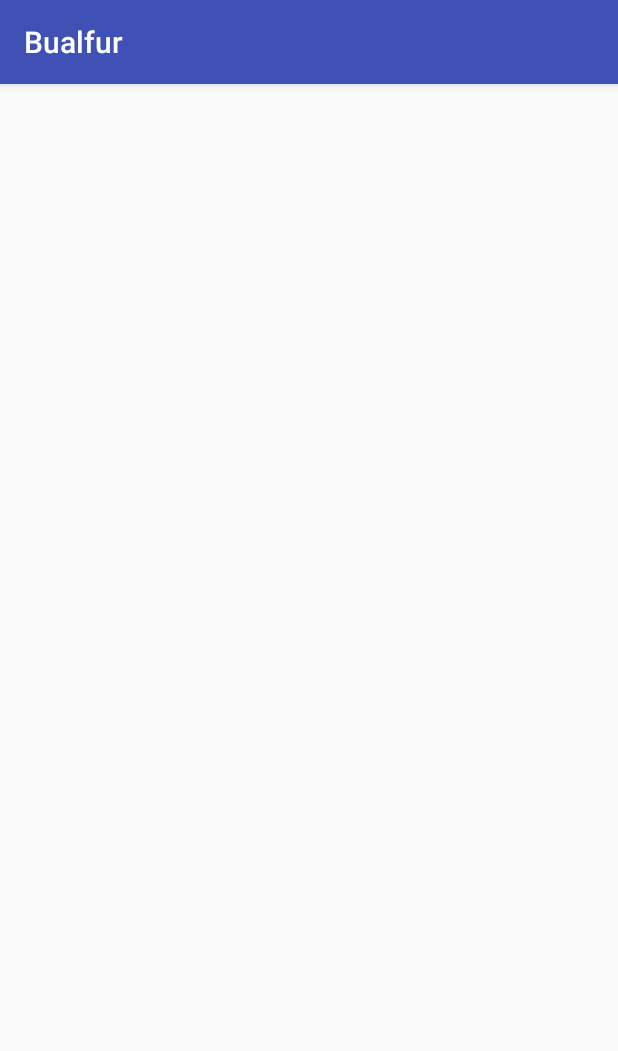
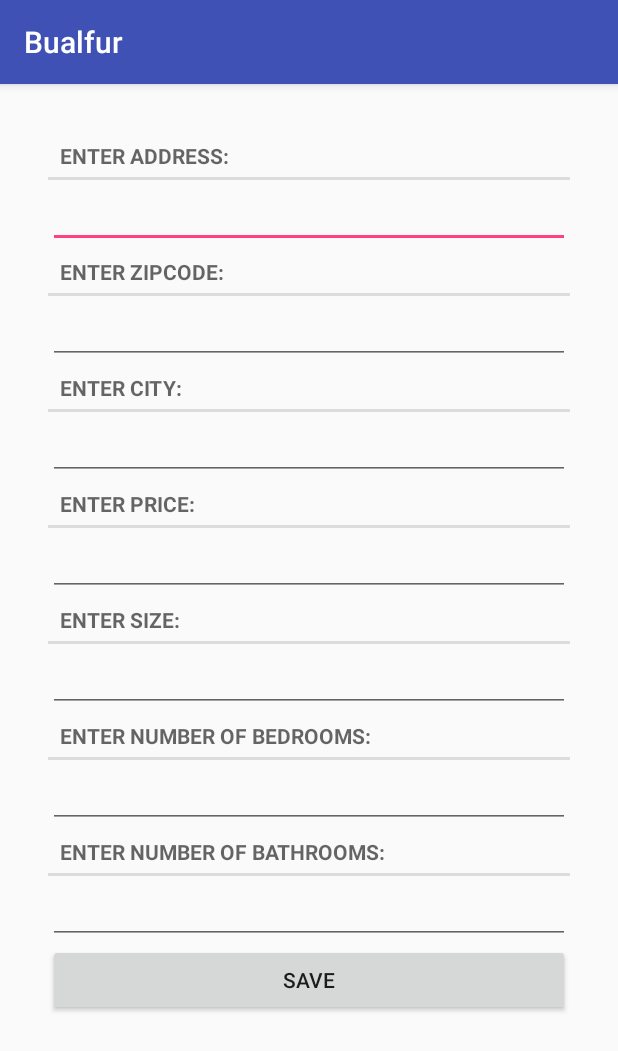
Before and after one commit to hugbo/bualfur, an Android app: the screen it shows after launch (MainActivity), on a phone screen of 412 x 824 dp. Shown: the top 1051 px of the screen. Run offline under Robolectric (Android 15) with nearby library versions, the phone set to English and light mode, and no system bars.

Commit message:
Property creating fragment functionality

```diff
--- a/app/src/main/java/hugbo/bualfur/MainActivity.java
+++ b/app/src/main/java/hugbo/bualfur/MainActivity.java
@@ -1,5 +1,7 @@
 package hugbo.bualfur;
 
+import android.support.v4.app.Fragment;
+import android.support.v4.app.FragmentManager;
 import android.support.v7.app.AppCompatActivity;
 import android.os.Bundle;
 
@@ -9,5 +11,15 @@ public class MainActivity extends AppCompatActivity {
     protected void onCreate(Bundle savedInstanceState) {
         super.onCreate(savedInstanceState);
         setContentView(R.layout.activity_main);
+
+        FragmentManager fm = getSupportFragmentManager();
+        Fragment fragment = fm.findFragmentById(R.id.fragment_container);
+
+        if(fragment == null){
+            fragment = new PropertyFragment();
+            fm.beginTransaction()
+                    .add(R.id.fragment_container, fragment)
+                    .commit();
+        }
     }
 }
--- a/app/src/main/java/hugbo/bualfur/PropertyFragment.java
+++ b/app/src/main/java/hugbo/bualfur/PropertyFragment.java
@@ -7,13 +7,14 @@ import android.text.TextWatcher;
 import android.view.LayoutInflater;
 import android.view.View;
 import android.view.ViewGroup;
+import android.widget.Button;
 import android.widget.EditText;
 
 /**
  * Created by egill on 12.3.2017.
  */
 
-public class PropertyFragment extends Fragment {
+public class PropertyFragment extends android.support.v4.app.Fragment {
     private Property mProperty;
     private EditText mAddressField;
     private EditText mZipcodeField;
@@ -22,17 +23,19 @@ public class PropertyFragment extends Fragment {
     private EditText mSizeField;
     private EditText mBedroomsField;
     private EditText mBathroomsField;
+    private Button mSaveButton;
 
     @Override
     public void onCreate(Bundle savedInstanceState) {
         super.onCreate(savedInstanceState);
+        // Property to be edited/created
         mProperty = new Property(null, null, 0, null, 0, 0, 0, 0, 0, 0, null);
     }
 
     @Override
     public View onCreateView(LayoutInflater inflater, ViewGroup container, Bundle savedInstance) {
         View v = inflater.inflate(R.layout.fragment_property, container, false);
-
+        // Handles for input fields
         mAddressField = (EditText) v.findViewById(R.id.property_address);
         mZipcodeField = (EditText) v.findViewById(R.id.property_zipcode);
         mCityField = (EditText) v.findViewById(R.id.property_city);
@@ -40,6 +43,16 @@ public class PropertyFragment extends Fragment {
         mSizeField = (EditText) v.findViewById(R.id.property_size);
         mBedroomsField = (EditText) v.findViewById(R.id.property_bedrooms);
         mBathroomsField = (EditText) v.findViewById(R.id.property_bathrooms);
+        mSaveButton = (Button) v.findViewById(R.id.save_property_button);
+
+        // Attributes to be changed on mProperty
+        final String[] mAddressContent = {mProperty.getmAddress()};
+        final int[] mZipcodeContent = {mProperty.getmZipcode()};
+        final String[] mCityContent = {mProperty.getmCity()};
+        final int[] mPriceContent = {mProperty.getmPrice()};
+        final int[] mSizeContent = {mProperty.getmSize()};
+        final int[] mBedroomsContent = {mProperty.getmNumBedrooms()};
+        final int[] mBathroomsContent = {mProperty.getmNumBathrooms()};
 
         // Add event listeners
         mAddressField.addTextChangedListener(new TextWatcher() {
@@ -50,7 +63,7 @@ public class PropertyFragment extends Fragment {
 
             @Override
             public void onTextChanged(CharSequence s, int start, int before, int count) {
-                mProperty.setmAddress(s.toString());
+                mAddressContent[0] =  s.toString();
             }
 
             @Override
@@ -67,7 +80,7 @@ public class PropertyFragment extends Fragment {
 
             @Override
             public void onTextChanged(CharSequence s, int start, int before, int count) {
-                mProperty.setmZipcode(Integer.parseInt(s.toString()));
+                mZipcodeContent[0] = Integer.parseInt(s.toString());
             }
 
             @Override
@@ -76,6 +89,104 @@ public class PropertyFragment extends Fragment {
             }
         });
 
+        mCityField.addTextChangedListener(new TextWatcher() {
+            @Override
+            public void beforeTextChanged(CharSequence s, int start, int count, int after) {
+
+            }
+
+            @Override
+            public void onTextChanged(CharSequence s, int start, int before, int count) {
+                mCityContent[0] = s.toString();
+            }
+
+            @Override
+            public void afterTextChanged(Editable s) {
+
+            }
+        });
+
+        mPriceField.addTextChangedListener(new TextWatcher() {
+            @Override
+            public void beforeTextChanged(CharSequence s, int start, int count, int after) {
+
+            }
+
+            @Override
+            public void onTextChanged(CharSequence s, int start, int before, int count) {
+                mPriceContent[0] = Integer.parseInt(s.toString());
+            }
+
+            @Override
+            public void afterTextChanged(Editable s) {
+
+            }
+        });
+
+        mSizeField.addTextChangedListener(new TextWatcher() {
+            @Override
+            public void beforeTextChanged(CharSequence s, int start, int count, int after) {
+
+            }
+
+            @Override
+            public void onTextChanged(CharSequence s, int start, int before, int count) {
+                mSizeContent[0] = Integer.parseInt(s.toString());
+            }
+
+            @Override
+            public void afterTextChanged(Editable s) {
+
+            }
+        });
+
+        mBedroomsField.addTextChangedListener(new TextWatcher() {
+            @Override
+            public void beforeTextChanged(CharSequence s, int start, int count, int after) {
+
+            }
+
+            @Override
+            public void onTextChanged(CharSequence s, int start, int before, int count) {
+                mBedroomsContent[0] = Integer.parseInt(s.toString());
+            }
+
+            @Override
+            public void afterTextChanged(Editable s) {
+
+            }
+        });
+
+        mBathroomsField.addTextChangedListener(new TextWatcher() {
+            @Override
+            public void beforeTextChanged(CharSequence s, int start, int count, int after) {
+
+            }
+
+            @Override
+            public void onTextChanged(CharSequence s, int start, int before, int count) {
+                mBathroomsContent[0] = Integer.parseInt(s.toString());
+            }
+
+            @Override
+            public void afterTextChanged(Editable s) {
+
+            }
+        });
+
+        mSaveButton.setOnClickListener(new View.OnClickListener(){
+            @Override
+            public void onClick(View v) {
+                mProperty.setmAddress(mAddressContent[0]);
+                mProperty.setmCity(mCityContent[0]);
+                mProperty.setmZipcode(mZipcodeContent[0]);
+                mProperty.setmPrice(mPriceContent[0]);
+                mProperty.setmSize(mSizeContent[0]);
+                mProperty.setmNumBedrooms(mBedroomsContent[0]);
+                mProperty.setmNumBathrooms(mBathroomsContent[0]);
+            }
+        });
+
         return v;
     }
 }
--- a/app/src/main/res/layout/fragment_property.xml
+++ b/app/src/main/res/layout/fragment_property.xml
@@ -4,6 +4,15 @@
     android:layout_width="match_parent"
     android:layout_height="match_parent"
     android:layout_margin="16dp">
+
+    <ScrollView
+        android:layout_width="match_parent"
+        android:layout_height="match_parent">
+
+        <LinearLayout
+            android:layout_width="match_parent"
+            android:layout_height="match_parent"
+            android:orientation="vertical">
 
             <TextView
                 style="?android:listSeparatorTextViewStyle"
@@ -83,7 +92,13 @@
                 android:layout_height="wrap_content" />
 
             <Button
-        android:id="@+id/create_property_button"
+                android:id="@+id/save_property_button"
                 android:layout_width="match_parent"
-        android:layout_height="wrap_content" />
+                android:layout_height="wrap_content"
+                android:text="@string/property_save" />
+
         </LinearLayout>
+
+    </ScrollView>
+
+</LinearLayout>
--- a/app/src/main/res/values/strings.xml
+++ b/app/src/main/res/values/strings.xml
@@ -8,4 +8,5 @@
     <string name="property_bedrooms">Enter number of bedrooms:</string>
     <string name="property_bathrooms">Enter number of bathrooms:</string>
     <string name="property_type">Enter type of property:</string>
+    <string name="property_save">Save</string>
 </resources>
```
Lines whose indentation alone changed are shown as unchanged.
